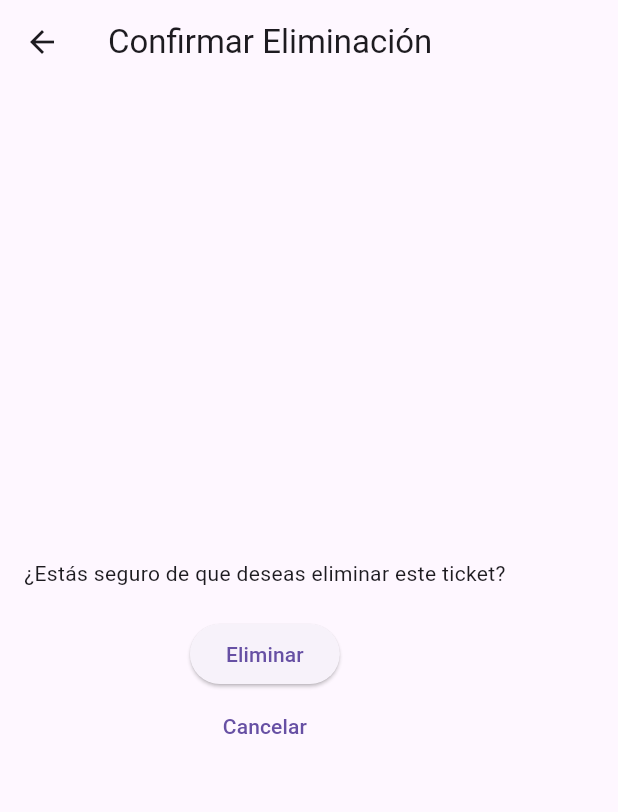
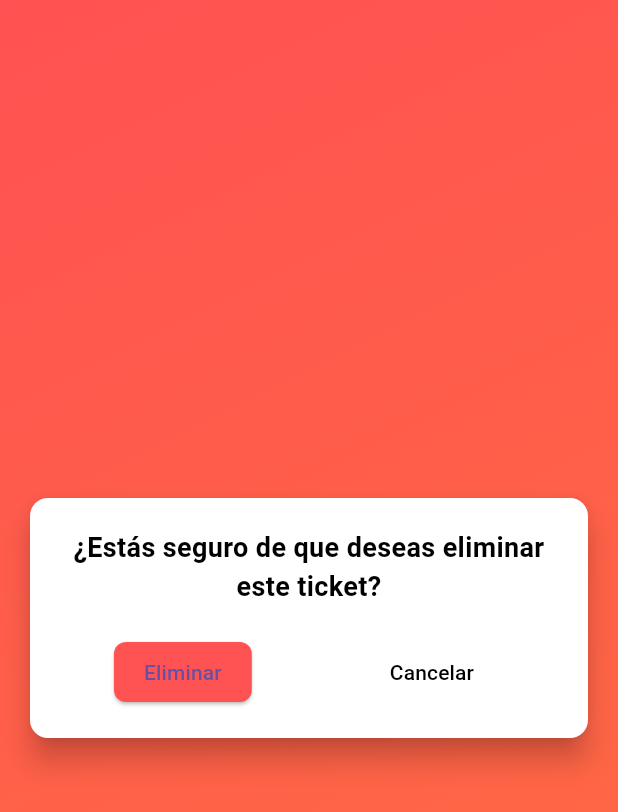
Before and after one commit to Moran23113/examen_progra_firebase, a Flutter app: the DeleteConfirmationScreen screen opened directly with empty values, on a phone screen of 412 x 824 dp. Shown: the top 812 px of the screen. Run offline on Flutter 3.47's test engine with Material 3 defaults, Android fonts, the phone set to English and light mode, and no system bars; our stand-ins replace cloud_firestore, firebase_core, go_router; accounts and stored records are empty.

Commit message:
detalle olvidado

```diff
--- a/lib/pages/ticketdelete.dart
+++ b/lib/pages/ticketdelete.dart
@@ -13,28 +13,71 @@ class DeleteConfirmationScreen extends StatelessWidget {
     final provider = Provider.of<TicketProvider>(context);
 
     return Scaffold(
-      appBar: AppBar(title: const Text('Confirmar Eliminación')),
-      body: Padding(
+      body: Container(
+        decoration: const BoxDecoration(
+          gradient: LinearGradient(
+            colors: [Colors.redAccent, Colors.deepOrangeAccent],
+            begin: Alignment.topLeft,
+            end: Alignment.bottomRight,
+          ),
+        ),
+        child: Padding(
           padding: const EdgeInsets.all(16.0),
+          child: Center(
+            child: Card(
+              color: Colors.white,
+              elevation: 8.0,
+              shape: RoundedRectangleBorder(
+                borderRadius: BorderRadius.circular(12.0),
+              ),
+              child: Padding(
+                padding: const EdgeInsets.all(20.0),
                 child: Column(
-          mainAxisAlignment: MainAxisAlignment.center,
+                  mainAxisSize: MainAxisSize.min,
                   children: [
-            const Text('¿Estás seguro de que deseas eliminar este ticket?'),
+                    const Text(
+                      '¿Estás seguro de que deseas eliminar este ticket?',
+                      style: TextStyle(
+                        fontSize: 18,
+                        fontWeight: FontWeight.bold,
+                        color: Colors.black,
+                      ),
+                      textAlign: TextAlign.center,
+                    ),
                     const SizedBox(height: 20),
+                    Row(
+                      mainAxisAlignment: MainAxisAlignment.spaceAround,
+                      children: [
                         ElevatedButton(
                           onPressed: () async {
                             await provider.deleteTicket(id);
                             GoRouter.of(context).go('/');
                           },
+                          style: ElevatedButton.styleFrom(
+                            backgroundColor: Colors.redAccent,
+                            padding: const EdgeInsets.symmetric(horizontal: 20, vertical: 10),
+                            shape: RoundedRectangleBorder(
+                              borderRadius: BorderRadius.circular(8.0),
+                            ),
+                          ),
                           child: const Text('Eliminar'),
                         ),
                         TextButton(
                           onPressed: () {
                             GoRouter.of(context).go('/');
                           },
+                          style: TextButton.styleFrom(
+                            foregroundColor: Colors.black, padding: const EdgeInsets.symmetric(horizontal: 20, vertical: 10),
+                          ),
                           child: const Text('Cancelar'),
                         ),
                       ],
+                    ),
+                  ],
+                ),
+              ),
+            ),
+          ),
         ),
       ),
     );
```
Lines whose indentation alone changed are shown as unchanged.
